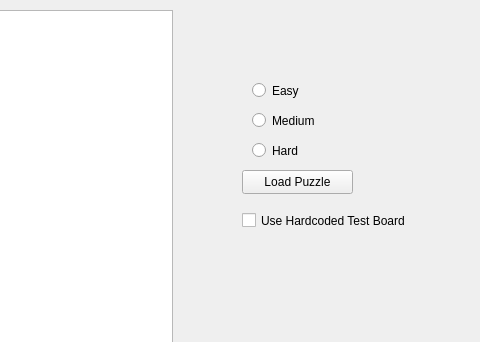
Qt form grid.ui (santos-eng/Sudoku) before a commit; both pictures show x 528 to 1008 and y 0 to 342 of the 1008 by 676 pixel window.
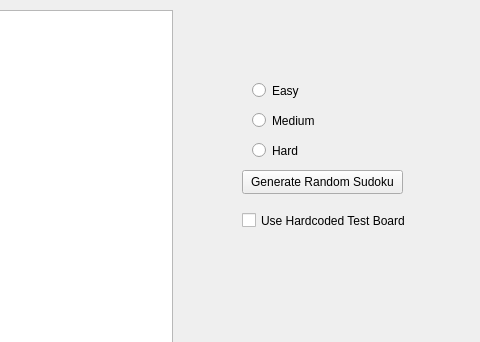
The same form after that commit.

Commit message: created check to select random or preset sudoku

Patch:
```diff
--- a/grid.ui
+++ b/grid.ui
@@ -68,12 +68,12 @@
      <rect>
       <x>770</x>
       <y>170</y>
-      <width>111</width>
+      <width>161</width>
       <height>24</height>
      </rect>
     </property>
     <property name="text">
-     <string>Load Puzzle</string>
+     <string>Generate Random Sudoku</string>
     </property>
    </widget>
    <widget class="QPushButton" name="solveBtn">
```
The commit also changes 2 other files.
